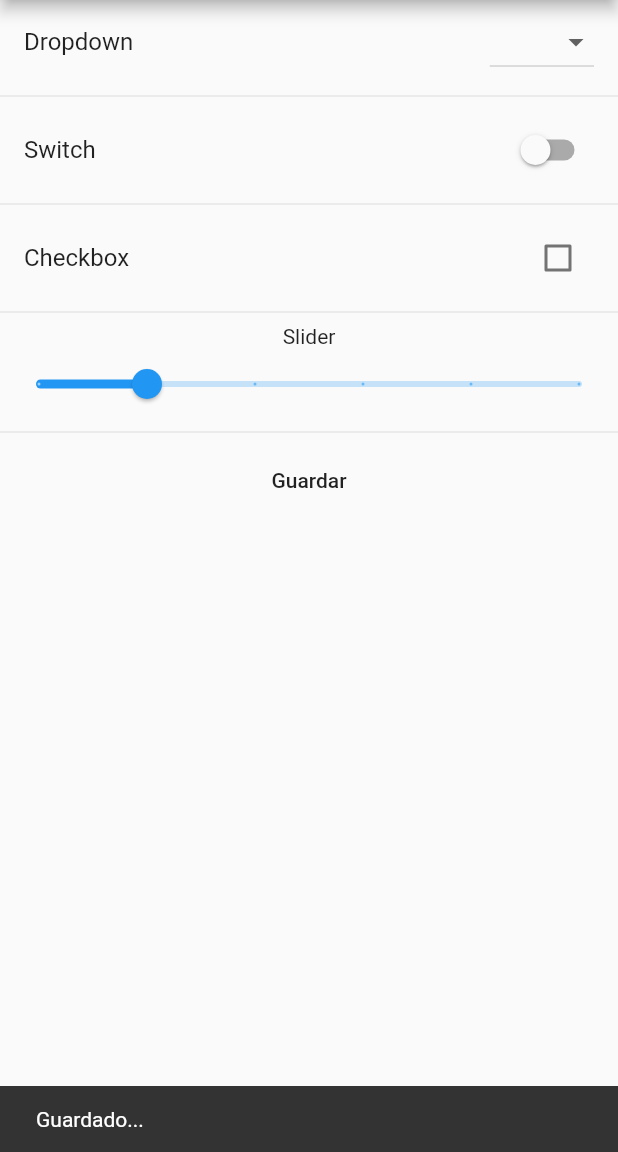
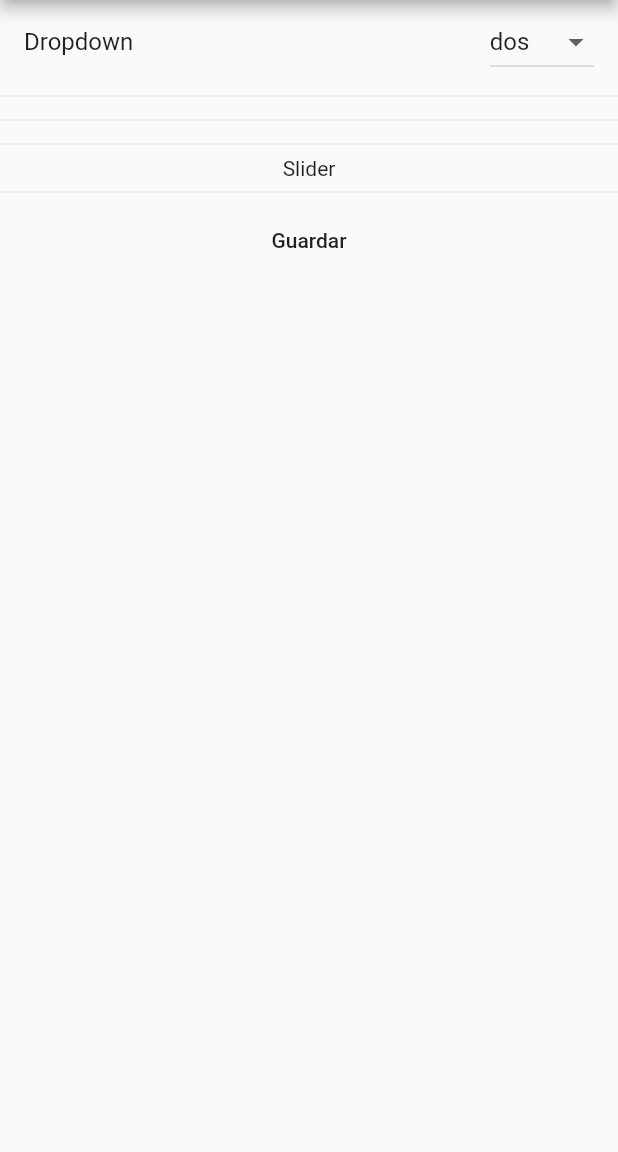
Before and after one commit to 01FC/actividad_peristencia_de_datos, a Flutter app: the screen it shows after launch, after a tap on "Guardar", on a phone screen of 412 x 824 dp, the part 84-1236 px from its top. Run offline on Flutter 3.47's test engine with Material 2 defaults, Android fonts, the phone set to English and light mode, and no system bars; our stand-ins replace bloc, equatable, flutter_bloc.

Commit message:
to dos agregados

```diff
--- a/lib/home/bloc/home_bloc.dart
+++ b/lib/home/bloc/home_bloc.dart
@@ -3,46 +3,19 @@ import 'dart:async';
 import 'package:bloc/bloc.dart';
 import 'package:equatable/equatable.dart';
 import 'package:flutter/foundation.dart';
-import 'package:hive/hive.dart';
 
 part 'home_event.dart';
 part 'home_state.dart';
 
 class HomeBloc extends Bloc<HomeEvent, HomeState> {
-  // referencia a la box
-  Box _configBox = Hive.box("configs");
+  //TODO: referencia a la box
+
   HomeBloc() : super(HomeInitial());
 
   @override
   Stream<HomeState> mapEventToState(
     HomeEvent event,
   ) async* {
-    if (event is LoadConfigsEvent) {
-      // verificar si existen datos
-      // cargar datos
-      Map<String, dynamic> _configs = {
-        "drop": _configBox.get("drop"),
-        "switch": _configBox.get("switch", defaultValue: false),
-        "checkbox": _configBox.get("checkbox", defaultValue: false),
-        "slider": _configBox.get("slider", defaultValue: 0),
-      };
-      yield LoadedConfigsState(configs: _configs);
-    } else if (event is LoadedConfigsEvent) {
-      yield DoneState();
-    } else if (event is SaveConfigsEvent) {
-      try {
-        // guardar datos
-        _configBox.put("drop", event.configs["drop"]);
-        _configBox.put("switch", event.configs["switch"]);
-        _configBox.put("checkbox", event.configs["checkbox"] ?? false);
-        _configBox.put("slider", event.configs["slider"]);
-
-        yield DoneState();
-      } catch (ex) {
-        // error al guardar
-        print(ex.toString());
-        yield ErrorState(error: "Error al guardar");
-      }
-    }
+    // TODO: completar para cargar datos guardados y guardar datos nuevos
   }
 }
--- a/lib/home/home.dart
+++ b/lib/home/home.dart
@@ -21,12 +21,6 @@ class _HomeState extends State<Home> {
         ),
       )
       .toList();
-  // Switch variables
-  bool _switchValue = false;
-  // Checkbox variables
-  bool _checkValue = false;
-
-  double _sliderValue = 2.0;
 
   @override
   Widget build(BuildContext context) {
@@ -34,12 +28,8 @@ class _HomeState extends State<Home> {
       create: (context) => HomeBloc()..add(LoadConfigsEvent()),
       child: BlocConsumer<HomeBloc, HomeState>(
         listener: (context, state) {
-          if (state is LoadedConfigsState) {
-            _dropSelectedValue = state.configs["drop"];
-            _switchValue = state.configs["switch"];
-            _checkValue = state.configs["checkbox"];
-            _sliderValue = state.configs["slider"];
-          }
+          // TODO: inicializar aqui los valores que se cargan en el BLoC
+          // como solo observa los estados 1 vez, aqui se puede hacer
         },
         builder: (context, state) {
           return buildListView(context);
@@ -66,66 +56,20 @@ class _HomeState extends State<Home> {
         ),
         Divider(),
         // Switch
-        ListTile(
-          title: Text("Switch"),
-          trailing: Switch(
-            value: _switchValue,
-            onChanged: (newValue) {
-              setState(() {
-                _switchValue = newValue;
-              });
-            },
-          ),
-        ),
+        // TODO: agregar List tile con Title = text y trailing = Switch
         Divider(),
         // Checkbox
-        ListTile(
-          title: Text("Checkbox"),
-          trailing: Checkbox(
-            tristate: false,
-            value: _checkValue,
-            onChanged: (newValue) {
-              setState(() {
-                _checkValue = newValue;
-              });
-            },
-          ),
-        ),
+        // TODO: agregar List tile con Title = text y trailing = Checkbox
         Divider(),
         // Slider
         Text("Slider", textAlign: TextAlign.center),
-        Slider(
-          value: _sliderValue,
-          min: 0,
-          max: 10,
-          divisions: 5,
-          label: "${_sliderValue.round()}",
-          onChanged: (newValue) {
-            setState(() {
-              _sliderValue = newValue;
-            });
-          },
-        ),
+        // TODO: agregar slider
 
         Divider(),
         MaterialButton(
           child: Text("Guardar"),
           onPressed: () {
-            BlocProvider.of<HomeBloc>(context).add(
-              SaveConfigsEvent(
-                configs: {
-                  "drop": _dropSelectedValue,
-                  "switch": _switchValue,
-                  "checkbox": _checkValue,
-                  "slider": _sliderValue,
-                },
-              ),
-            );
-            ScaffoldMessenger.of(context)
-              ..hideCurrentSnackBar()
-              ..showSnackBar(
-                SnackBar(content: Text("Guardado...")),
-              );
+            //  TODO: Agregar evento para guardar
           },
         ),
       ],
--- a/lib/main.dart
+++ b/lib/main.dart
@@ -1,18 +1,8 @@
 import 'package:flutter/material.dart';
 
 import 'home/home.dart';
-import 'package:path_provider/path_provider.dart' as path_provider;
-import 'package:hive/hive.dart';
 
 void main() async {
-  // inicializar antes de crear app
-  WidgetsFlutterBinding.ensureInitialized();
-  // acceso al local storage
-  final _localStorage = await path_provider.getApplicationDocumentsDirectory();
-  // inicializar hive
-  Hive.init(_localStorage.path);
-  // abrir una caja
-  await Hive.openBox("configs");
   runApp(MyApp());
 }
 
```
